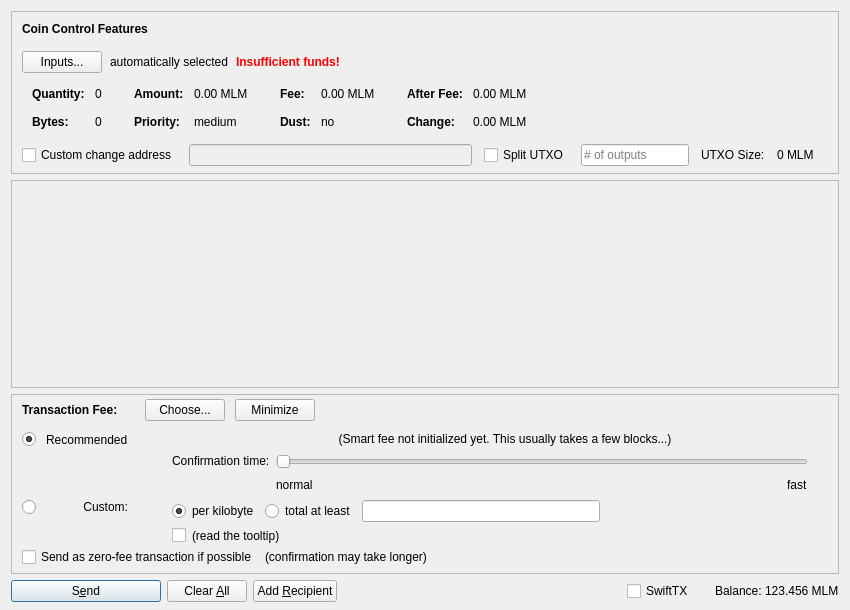
Above: src/qt/forms/sendcoinsdialog.ui from MKTCOIN-PROJECT/mktcoin before the change. Below: the same form after it.
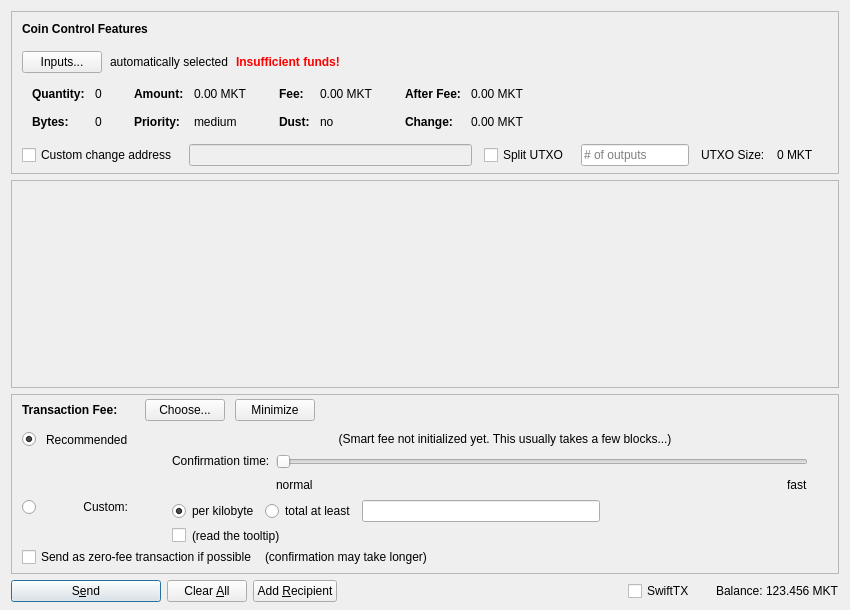
That is the form after the change. Icons and pictures are not drawn. Custom widgets are drawn as their Qt base class.

The edit to the form file:
```diff
--- a/src/qt/forms/sendcoinsdialog.ui
+++ b/src/qt/forms/sendcoinsdialog.ui
@@ -324,7 +324,7 @@
                   <enum>Qt::ActionsContextMenu</enum>
                  </property>
                  <property name="text">
-                  <string notr="true">0.00 MLM</string>
+                  <string notr="true">0.00 MKT</string>
                  </property>
                  <property name="textInteractionFlags">
                   <set>Qt::LinksAccessibleByMouse|Qt::TextSelectableByKeyboard|Qt::TextSelectableByMouse</set>
@@ -404,7 +404,7 @@
                   <enum>Qt::ActionsContextMenu</enum>
                  </property>
                  <property name="text">
-                  <string notr="true">0.00 MLM</string>
+                  <string notr="true">0.00 MKT</string>
                  </property>
                  <property name="textInteractionFlags">
                   <set>Qt::LinksAccessibleByMouse|Qt::TextSelectableByKeyboard|Qt::TextSelectableByMouse</set>
@@ -484,7 +484,7 @@
                   <enum>Qt::ActionsContextMenu</enum>
                  </property>
                  <property name="text">
-                  <string notr="true">0.00 MLM</string>
+                  <string notr="true">0.00 MKT</string>
                  </property>
                  <property name="textInteractionFlags">
                   <set>Qt::LinksAccessibleByMouse|Qt::TextSelectableByKeyboard|Qt::TextSelectableByMouse</set>
@@ -513,7 +513,7 @@
                   <enum>Qt::ActionsContextMenu</enum>
                  </property>
                  <property name="text">
-                  <string notr="true">0.00 MLM</string>
+                  <string notr="true">0.00 MKT</string>
                  </property>
                  <property name="textInteractionFlags">
                   <set>Qt::LinksAccessibleByMouse|Qt::TextSelectableByKeyboard|Qt::TextSelectableByMouse</set>
@@ -594,7 +594,7 @@
           <item>
            <widget class="QLabel" name="labelBlockSize">
             <property name="text">
-             <string>0 MLM</string>
+             <string>0 MKT</string>
             </property>
            </widget>
           </item>
@@ -1419,7 +1419,7 @@
           <cursorShape>IBeamCursor</cursorShape>
          </property>
          <property name="text">
-          <string notr="true">123.456 MLM</string>
+          <string notr="true">123.456 MKT</string>
          </property>
          <property name="textInteractionFlags">
           <set>Qt::LinksAccessibleByMouse|Qt::TextSelectableByKeyboard|Qt::TextSelectableByMouse</set>
```
Left out of the diff: 4 changed lines with no effect on the pictures.
